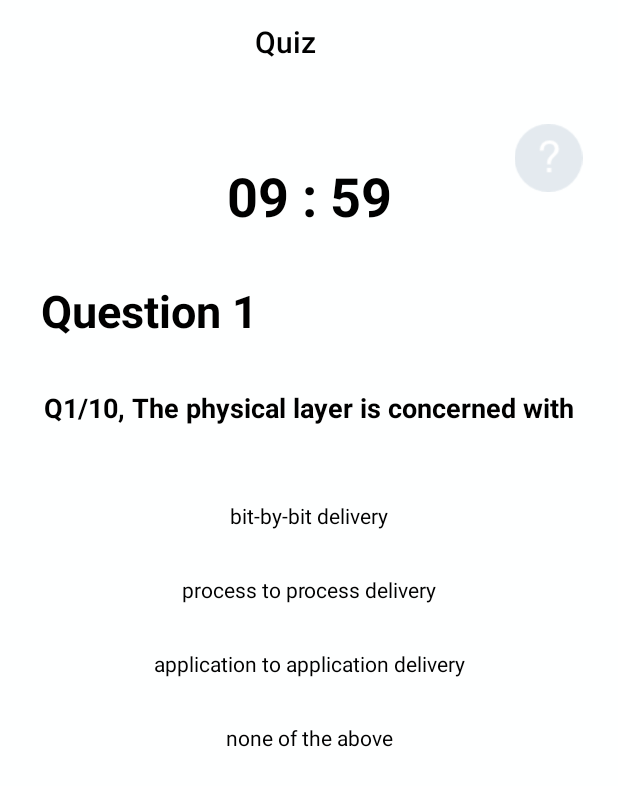
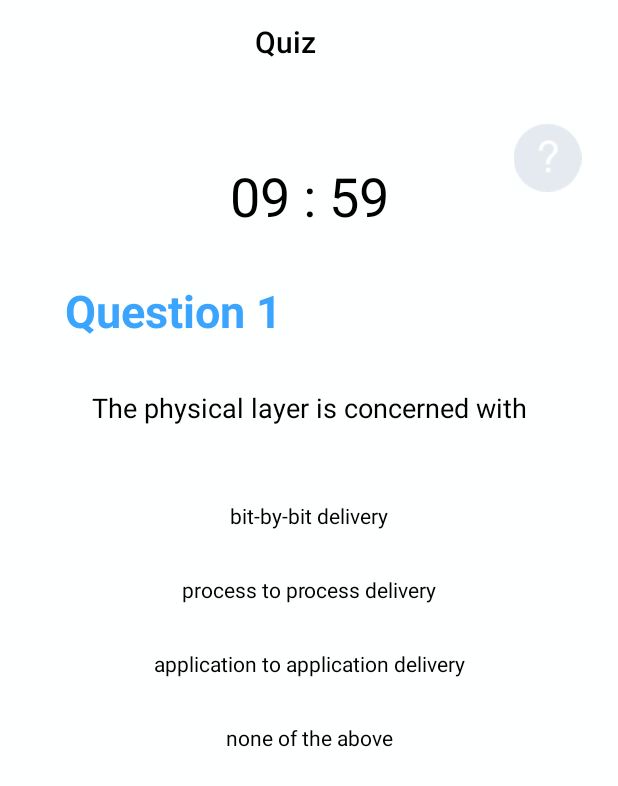
Before and after one commit to faithwlin/ESIOSI, an Android app: the QuizActivity screen opened directly, with no data from a screen before it, on a phone screen of 412 x 824 dp. Shown: the top 786 px of the screen. Run offline under Robolectric (Android 15) with nearby library versions, the phone set to English and light mode, and no system bars.

Commit message:
xml formatting

```diff
--- a/app/src/main/java/com/example/esiosi/QuizQuestions.java
+++ b/app/src/main/java/com/example/esiosi/QuizQuestions.java
@@ -16,16 +16,16 @@ public class QuizQuestions {
     };
     private String mQuestions[] = {
             // Easy? Should we do 2 types of difficulties
-            "Q1/10, The physical layer is concerned with",
-            "Q2/10, The physical layer provides",
-            "Q3/10, Which of the following is not a function of the network layer?",
-            "Q4/10, ICMP is primarily used for",
-            "Q5/10, The transport layer aggregates data from different applications into a single stream before passing it to",
-            "Q6/10, Which of the following is a transport layer protocol used in internet?",
-            "Q7/10, User datagram protocol is connectionless because",
-            "Q8/10, Transmission control protocol",
-            "Q9/10, To deliver a message to the application program running on a host, a ______ address is consulted",
-            "10/10, Electronic mail uses this application layer protocol",
+            "The physical layer is concerned with",
+            "The physical layer provides",
+            "Which of the following is not a function of the network layer?",
+            "ICMP is primarily used for",
+            "The transport layer aggregates data from different applications into a single stream before passing it to",
+            "Which of the following is a transport layer protocol used in internet?",
+            "User datagram protocol is connectionless because",
+            "Transmission control protocol",
+            "To deliver a message to the application program running on a host, a ______ address is consulted",
+            "Electronic mail uses this application layer protocol",
             // Hard?
             "Q1/10: Question 1 Question 1 Question 1 Question 1 Question 1 Question 1",
             "Q2/10: Question 2 Question 2 Question 2 Question 2 Question 2 Question 2",
--- a/app/src/main/res/layout/activity_quiz_start.xml
+++ b/app/src/main/res/layout/activity_quiz_start.xml
@@ -32,15 +32,14 @@
         android:id="@+id/timer"
         android:layout_width="wrap_content"
         android:layout_height="wrap_content"
+        android:layout_marginStart="163dp"
+        android:layout_marginLeft="163dp"
+        android:layout_marginTop="50dp"
         android:layout_marginEnd="163dp"
-        android:layout_marginLeft="163dp"
         android:layout_marginRight="163dp"
-        android:layout_marginStart="163dp"
-        android:layout_marginTop="50dp"
         android:text="9:50"
         android:textColor="#000000"
         android:textSize="36sp"
-        android:textStyle="bold"
         app:layout_constraintEnd_toEndOf="parent"
         app:layout_constraintStart_toStartOf="parent"
         app:layout_constraintTop_toBottomOf="@+id/toolbar" />
@@ -49,12 +48,12 @@
         android:id="@+id/QuestionNo"
         android:layout_width="wrap_content"
         android:layout_height="wrap_content"
+        android:layout_marginTop="32dp"
         android:layout_marginEnd="217dp"
-        android:layout_marginTop="32dp"
         android:paddingLeft="15dp"
         android:paddingRight="20dp"
         android:text="Question 1"
-        android:textColor="#000000"
+        android:textColor="#3BA4FF"
         android:textSize="30sp"
         android:textStyle="bold"
         app:layout_constraintEnd_toEndOf="parent"
@@ -71,7 +70,6 @@
         android:text="Which of the following is the correct order of the OSI layers?"
         android:textColor="#000000"
         android:textSize="18sp"
-        android:textStyle="bold"
         app:layout_constraintEnd_toEndOf="parent"
         app:layout_constraintStart_toStartOf="parent"
         app:layout_constraintTop_toBottomOf="@+id/QuestionNo" />
```
